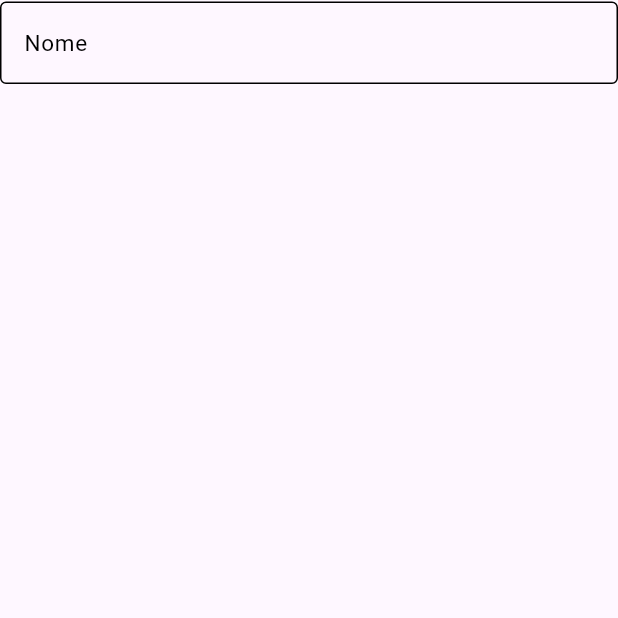
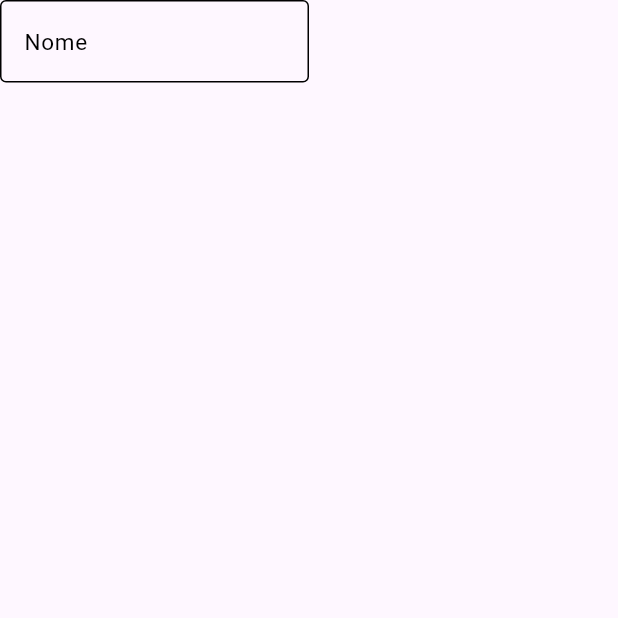
Before and after one commit to OAndreCabral/Flutter, a Flutter app: the screen it shows after launch, on a phone screen of 412 x 824 dp, the top half of it. Run offline on Flutter 3.47's test engine with Material 3 defaults, Android fonts, the light colour scheme and no system bars.

Commit message:
componentes customizados

```diff
--- a/lib/components/forms/CustomForm.dart
+++ b/lib/components/forms/CustomForm.dart
@@ -15,14 +15,11 @@ class _CustomFormState extends State<CustomForm> {
 
   @override
   Widget build(BuildContext context) {
-    var screenWidth = MediaQuery.of(context).size.width;
-    var screenHeight = MediaQuery.of(context).size.height;
 
     return SingleChildScrollView(
       child: Form(
         key: _formKey,
         child: Column(
-          crossAxisAlignment: CrossAxisAlignment.stretch,
           children: [
             CustomFormField(
                 labelText: 'Nome',
@@ -34,13 +31,13 @@ class _CustomFormState extends State<CustomForm> {
                   }
                   return null;
                 },
-                keyboardType: TextInputType.numberWithOptions(),
+                keyboardType: const TextInputType.numberWithOptions(),
                 obscureText: false,
                 fontSize: AppFonts.fontSizeFifteen,
                 fontWeight: AppFonts.fontWeightRegular,
-                color: AppColors.textColorNormalBlack
+                color: AppColors.textColorNormalBlack,
+                widthFactor: 0.5,
             ),
-            SizedBox(height: screenHeight * 0.9, width: screenWidth * 0.5,),
           ],
         ),
       ),
--- a/lib/components/forms/CustomFormsField.dart
+++ b/lib/components/forms/CustomFormsField.dart
@@ -10,6 +10,8 @@ class CustomFormField extends StatelessWidget {
   final TextInputType keyboardType;
 
   final double fontSize;
+  final double? widthFactor;
+
   final FontWeight fontWeight;
   final bool obscureText;
   final Color color;
@@ -26,20 +28,22 @@ class CustomFormField extends StatelessWidget {
     this.validator,
     required this.fontSize,
     required this.fontWeight,
-    required this.color
+    required this.color,
+    required this.widthFactor
   });
 
   @override
   Widget build(BuildContext context) {
     var screenHeight = MediaQuery.of(context).size.height;
-    var screenWidth = MediaQuery.of(context).size.width;
+    double screenWidth = MediaQuery.of(context).size.width;
+    double width = (widthFactor != null) ? screenWidth * widthFactor! : screenWidth;
 
-    return Padding(
-      padding: EdgeInsets.symmetric(vertical: 1.0),
-      child: SizedBox(
-        height: screenHeight * 0.08,
-        width: screenWidth * 1,
-        child: TextFormField(
+    return SizedBox(
+      height: screenHeight * 1,
+      width: width,
+      child: Column(
+        children: [
+          TextFormField(
             controller: controller,
             keyboardType: keyboardType,
             obscureText: obscureText,
@@ -82,6 +86,7 @@ class CustomFormField extends StatelessWidget {
               fontSize: fontSize,
             ),
           ),
+        ],
       ),
     );
   }
--- a/lib/main.dart
+++ b/lib/main.dart
@@ -10,7 +10,7 @@ class MyApp extends StatelessWidget {
 
   @override
   Widget build(BuildContext context) {
-    return MaterialApp(
+    return const MaterialApp(
       debugShowCheckedModeBanner: false,
       home: Scaffold(
         body: CustomForm(),
```
Lines whose indentation alone changed are shown as unchanged.
